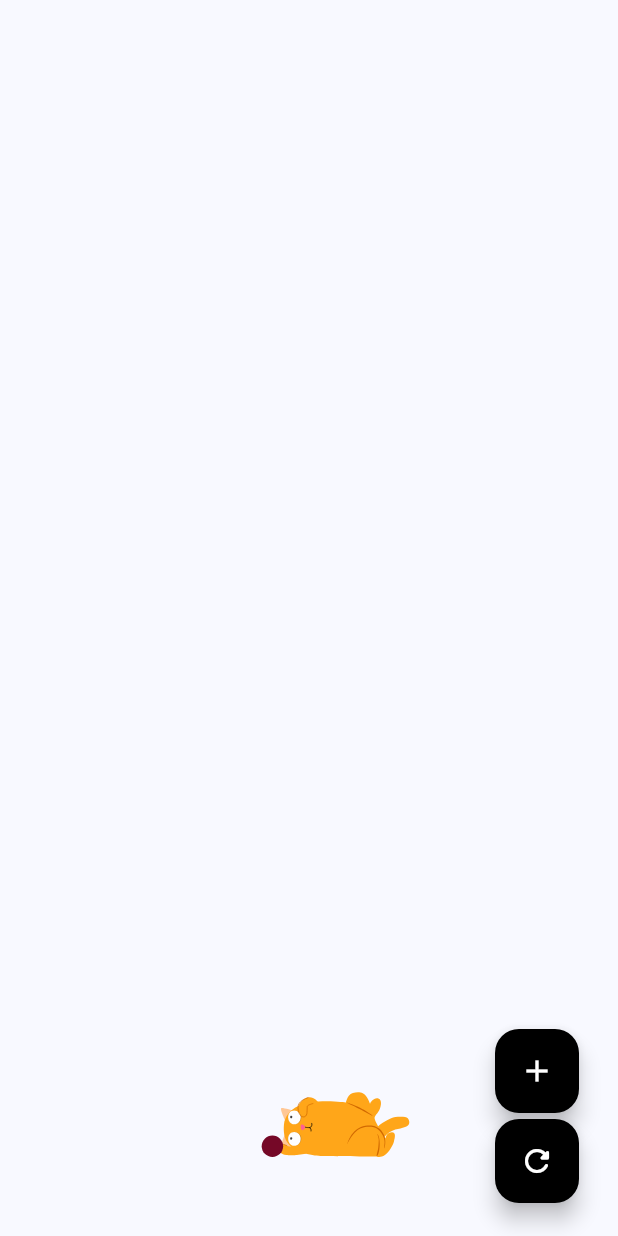
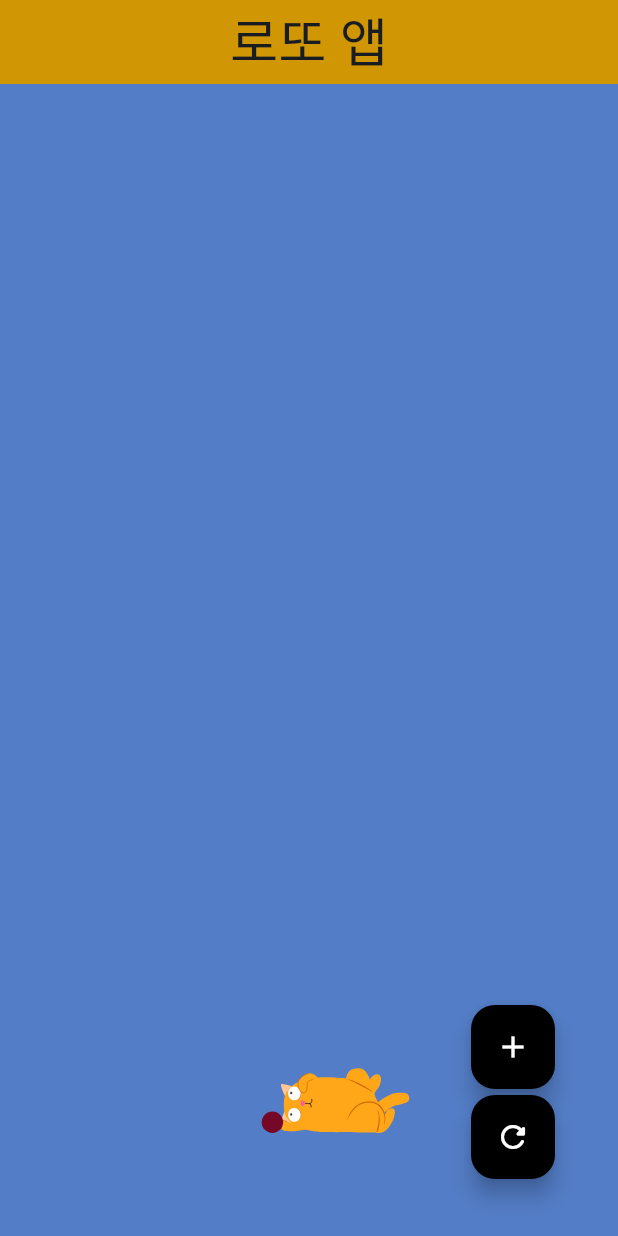
Before and after one commit to LSe-Yeong/FlutterStudy, a Flutter app: the screen it shows after launch, on a phone screen of 412 x 824 dp. Run offline on Flutter 3.47's test engine with Material 3 defaults, Android fonts, the light colour scheme and no system bars; our stand-ins replace audioplayers, flutter_animate, flutter_svg, fluttertoast, lottie; Roboto replaces fonts that are missing (HiMelody).

Commit message:
백그라운드 색깔 오류 수정

```diff
--- a/chapter11_3/lib/lottery_app/lotto.dart
+++ b/chapter11_3/lib/lottery_app/lotto.dart
@@ -55,6 +55,7 @@ class _LottoState extends State<Lotto> {
   @override
   Widget build(BuildContext context) {
     return Scaffold(
+      backgroundColor: const Color.fromARGB(255, 83, 125, 198),
       body: Center(
         child: Column(
           children: [
--- a/chapter11_3/lib/main.dart
+++ b/chapter11_3/lib/main.dart
@@ -1,5 +1,6 @@
 import 'package:chapter11_3/layout.dart';
 import 'package:chapter11_3/login.dart';
+import 'package:chapter11_3/lottery_app/layout_lotto.dart';
 import 'package:chapter11_3/lottery_app/lotto.dart';
 import 'package:flutter/material.dart';
 
@@ -15,7 +16,7 @@ class MyApp extends StatelessWidget {
     return MaterialApp(
       debugShowCheckedModeBanner: false,
       theme: ThemeData(colorSchemeSeed: Colors.blue),
-      home : const Lotto(),
+      home : const LayoutLotto(),
     );
   }
 }
```
